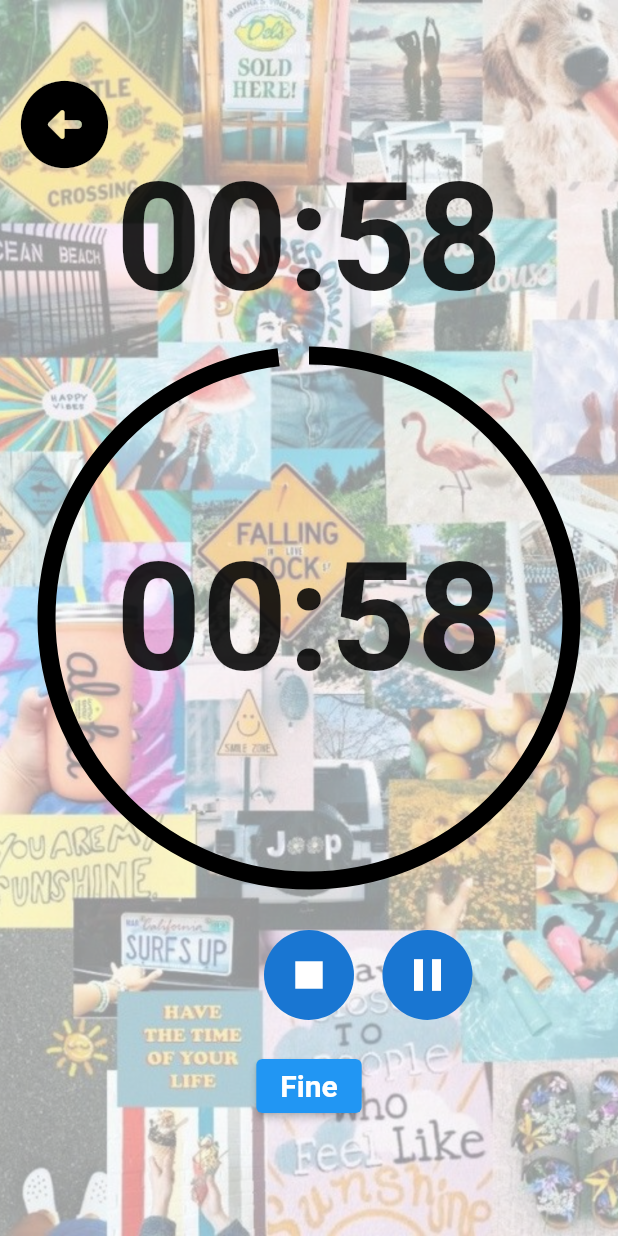
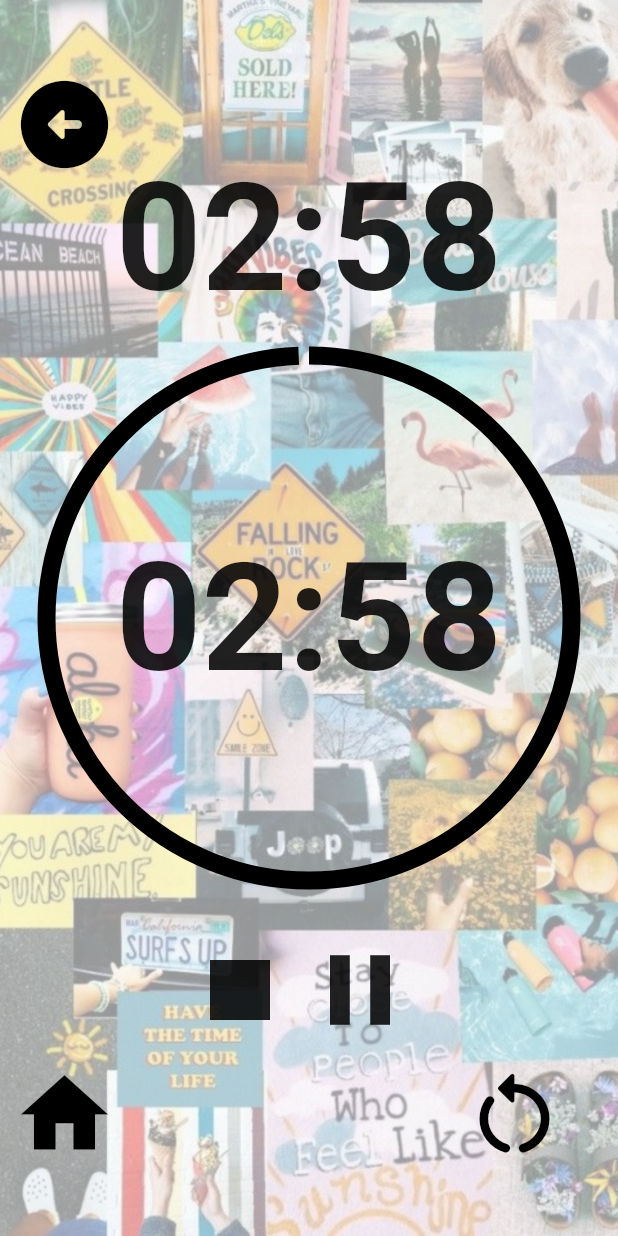
Before and after one commit to MatteoPella/MC_App_Flutter, a Flutter app: the TimerCategoria1 screen opened by its route, after a tap on the "play arrow" icon, on a phone screen of 412 x 824 dp. Run offline on Flutter 3.47's test engine with Material 2 defaults, Android fonts, the phone set to English and light mode, and no system bars; our stand-ins replace font_awesome_flutter, google_fonts.

Commit message:
Modifiche varie

```diff
--- a/lib/categorie.dart
+++ b/lib/categorie.dart
@@ -146,14 +146,14 @@ class Categorie extends StatelessWidget {
 
             Positioned(
               left: 0,
-              top: 80,
+              top: 60,
               child: IconButton(
                 onPressed: () {
                   Navigator.pushNamed(context, '/home_page');
                 },
                 icon: const Icon(
-                  Icons.arrow_circle_left_rounded,
-                  size: 70,
+                  Icons.home,
+                  size: 50,
                   color: Colors.black,
                 ),
               ),
--- a/lib/timer_categoria1.dart
+++ b/lib/timer_categoria1.dart
@@ -39,7 +39,7 @@ class _TimerCategoria1State extends State<TimerCategoria1>  with TickerProviderS
     super.initState();
     controller = AnimationController(
       vsync: this,
-      duration: const Duration(seconds: 60),
+      duration: const Duration(seconds: 180),
     );
 
     controller.addListener(() {
@@ -183,7 +183,7 @@ class _TimerCategoria1State extends State<TimerCategoria1>  with TickerProviderS
 
                 Positioned(
                   top: 620,
-                  left: 250,
+                  left: 200,
                   child: GestureDetector(
                     onTap: () {
                       if (controller.isAnimating) {
@@ -199,8 +199,9 @@ class _TimerCategoria1State extends State<TimerCategoria1>  with TickerProviderS
                         });
                       }
                     },
-                    child: RoundButton(
-                      icon: isPlaying == true ? Icons.pause : Icons.play_arrow,
+                    child: Icon(
+                      isPlaying == true ? Icons.pause : Icons.play_arrow,
+                      size: 80,
                     ),
                   ),
                 ),
@@ -208,6 +209,7 @@ class _TimerCategoria1State extends State<TimerCategoria1>  with TickerProviderS
 
                 Positioned(
                   top: 620,
+                  left: 120,
                   child: GestureDetector(
                     onTap: () {
                       controller.reset();
@@ -215,13 +217,19 @@ class _TimerCategoria1State extends State<TimerCategoria1>  with TickerProviderS
                         isPlaying = false;
                       });
                     },
-                    child: const RoundButton(
-                      icon: Icons.stop,
+                    child:  const Icon(
+                      Icons.stop,
+                      size: 80,
                     ),
+
+                    //child: const RoundButton(
+                      //icon: Icons.stop,
+                    //),
                   ),
                 ),
 
 
+                /*
                 Positioned(
                   top: 700,
                   child: ElevatedButton(
@@ -234,6 +242,8 @@ class _TimerCategoria1State extends State<TimerCategoria1>  with TickerProviderS
                     ),
                   ),
                 ),
+
+                 */
 
 
 
@@ -367,6 +377,37 @@ class _TimerCategoria1State extends State<TimerCategoria1>  with TickerProviderS
 
 
 
+                Positioned(
+                  left: 0,
+                  top: 700,
+                  child: IconButton(
+                    onPressed: () {
+                      Navigator.pushNamed(context, '/home_page');
+                    },
+                    icon: const Icon(
+                      Icons.home,
+                      size: 70,
+                      color: Colors.black,
+                    ),
+                  ),
+                ),
+
+
+                Positioned(
+                  left: 300,
+                  top: 700,
+                  child: IconButton(
+                    onPressed: () {
+                      Navigator.pushNamed(context, '/categorie');
+                    },
+                    icon: const Icon(
+                      Icons.restart_alt_rounded,
+                      size: 70,
+                      color: Colors.black,
+                    ),
+                  ),
+                ),
+
 
 
 
@@ -435,6 +476,13 @@ class _TimerCategoria1State extends State<TimerCategoria1>  with TickerProviderS
 
 
 
+
+
+
+
+
+
+
         ],
       ),
     );
```
Also changed, not shown: lib/pag_categoria1.dart (+23 -0 lines), 9 other files.
